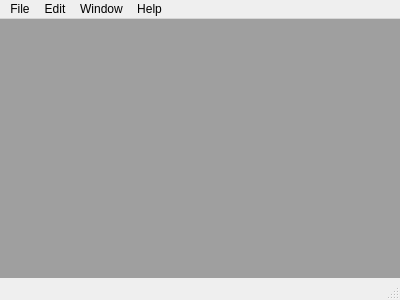
The window that mainwindow.ui (zjucsxxd/Qt-Image-Viewer-1) describes before a commit, drawn with Qt 5.
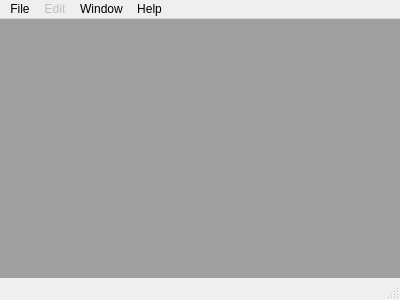
The same window after the commit.

Commit message: Disabled edit menu by default again.

The edit to the form file:
```diff
--- a/mainwindow.ui
+++ b/mainwindow.ui
@@ -32,7 +32,7 @@
      <x>0</x>
      <y>0</y>
      <width>400</width>
-     <height>25</height>
+     <height>23</height>
     </rect>
    </property>
    <widget class="QMenu" name="menuFile">
@@ -46,7 +46,7 @@
    </widget>
    <widget class="QMenu" name="menuEdit">
     <property name="enabled">
-     <bool>true</bool>
+     <bool>false</bool>
     </property>
     <property name="title">
      <string>Edit</string>
```
